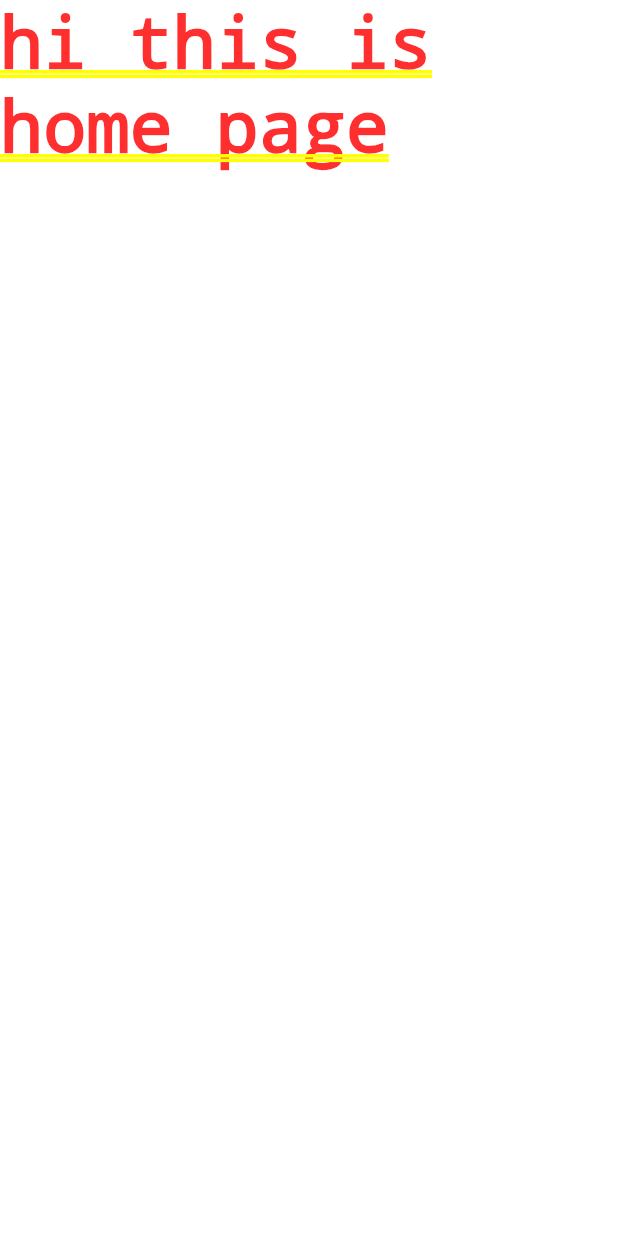
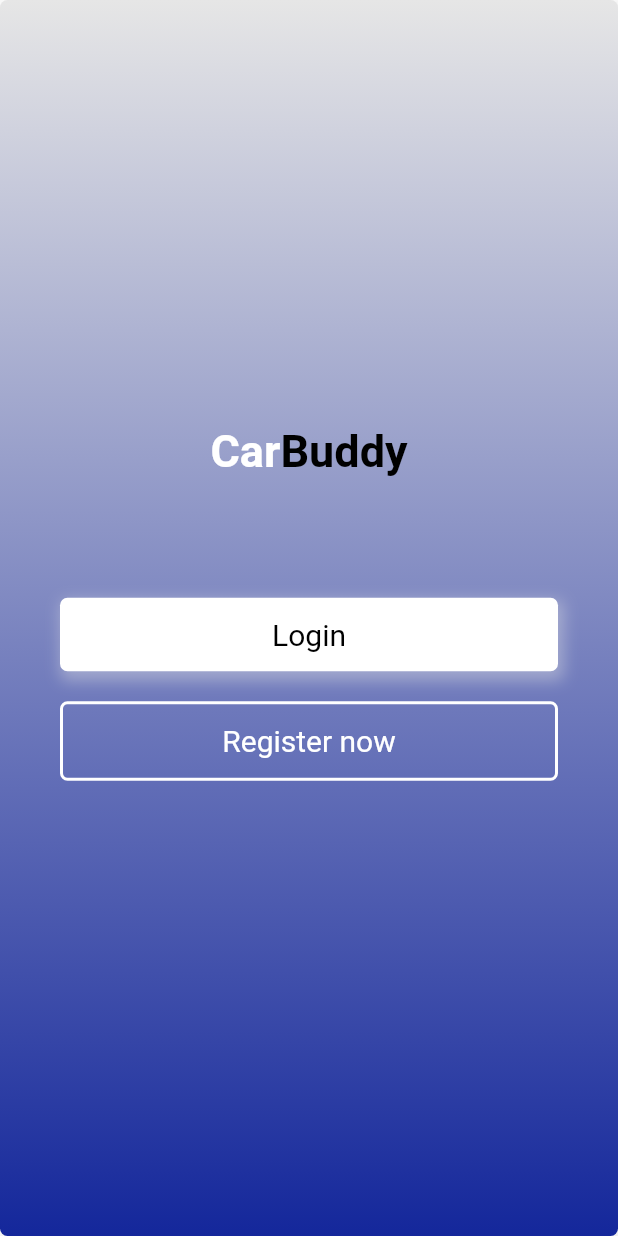
Before and after one commit to hammad-qayyum/carbuddyapp, a Flutter app: the screen it shows after launch, on a phone screen of 412 x 824 dp. Run offline on Flutter 3.47's test engine with Material 2 defaults, Android fonts, the phone set to English and light mode, and no system bars; our stand-ins replace animated_splash_screen, google_fonts.

Commit message:
Login screen, register screen and home frontend done

```diff
--- a/carbuddy/lib/main.dart
+++ b/carbuddy/lib/main.dart
@@ -1,6 +1,7 @@
 import 'package:animated_splash_screen/animated_splash_screen.dart';
-import 'package:carbuddy/screens/splashScreen/Home.dart';
-import 'package:carbuddy/screens/splashScreen/splashScreen.dart';
+import 'package:carbuddy/screens/Home/Home.dart';
+import 'package:carbuddy/screens/Login/login.dart';
+import 'package:carbuddy/screens/VehicleRegister/vehicleregister.dart';
 import 'package:flutter/material.dart';
 
 void main() {
@@ -12,6 +13,7 @@ class MyApp extends StatelessWidget {
   @override
   Widget build(BuildContext context) {
     return MaterialApp(
+      debugShowCheckedModeBanner: false,
       title: 'Flutter Demo',
       theme: ThemeData(
 
@@ -22,7 +24,7 @@ class MyApp extends StatelessWidget {
       // home: SplashScreen()
       home: AnimatedSplashScreen(splash: Image.asset('assets/images/carbuddy.png'),duration: 3000,
       splashTransition: SplashTransition.fadeTransition,
-      backgroundColor: Colors.blue,
+      backgroundColor: Colors.blueGrey,
       nextScreen: HomePage()),
     );
   }
--- /dev/null
+++ b/carbuddy/lib/screens/Home/Home.dart
@@ -0,0 +1,122 @@
+import 'package:carbuddy/screens/Login/login.dart';
+import 'package:carbuddy/screens/Register/Register.dart';
+import 'package:flutter/material.dart';
+import 'package:google_fonts/google_fonts.dart';
+
+class HomePage extends StatefulWidget {
+  const HomePage({ Key? key }) : super(key: key);
+
+  @override
+  State<HomePage> createState() => _HomePageState();
+}
+
+class _HomePageState extends State<HomePage> {
+
+
+  @override
+  Widget build(BuildContext context) {
+    return Scaffold(
+      body: SingleChildScrollView(
+        child: Container(
+          padding: EdgeInsets.symmetric(horizontal: 40),
+          height: MediaQuery.of(context).size.height,
+          decoration: BoxDecoration(
+            borderRadius: BorderRadius.all(Radius.circular(5)),
+            boxShadow: <BoxShadow>[
+              BoxShadow(
+                  color: Colors.grey.shade200,
+                  offset: Offset(2, 4),
+                  blurRadius: 5,
+                  spreadRadius: 2)
+            ],
+            gradient: LinearGradient(
+              begin: Alignment.topCenter,
+              end: Alignment.bottomCenter,
+              colors: [
+                Color(0xffE6E6E6),
+                Color(0xff14279B),
+              ],
+            ),
+          ),
+          child: Column(
+            crossAxisAlignment: CrossAxisAlignment.center,
+            mainAxisAlignment: MainAxisAlignment.center,
+            children: <Widget>[
+              RichText(
+                textAlign: TextAlign.center,
+                text: TextSpan(
+                  text: 'Car',
+                  style: GoogleFonts.portLligatSans(
+                    textStyle: Theme.of(context).textTheme.headline1,
+                    fontSize: 30,
+                    fontWeight: FontWeight.w700,
+                    color: Colors.white,
+                  ),
+                  children: [
+                    TextSpan(
+                      text: 'Buddy',
+                      style: TextStyle(color: Colors.black, fontSize: 30),
+                    ),
+                  ],
+                ),
+              ),
+              SizedBox(
+                height: 80,
+              ),
+              InkWell(
+                onTap: () {
+                  Navigator.push(
+                      context, MaterialPageRoute(builder: (context) => Login()));
+                },
+                child: Container(
+                  width: MediaQuery.of(context).size.width,
+                  padding: EdgeInsets.symmetric(vertical: 13),
+                  alignment: Alignment.center,
+                  decoration: BoxDecoration(
+                      borderRadius: BorderRadius.all(Radius.circular(5)),
+                      boxShadow: <BoxShadow>[
+                        BoxShadow(
+                            color: Color(0xffE6E6E6).withAlpha(100),
+                            offset: Offset(2, 4),
+                            blurRadius: 8,
+                            spreadRadius: 2)
+                      ],
+                      color: Colors.white),
+                  child: Text(
+                    'Login',
+                    style: TextStyle(fontSize: 20, color: Colors.black),
+                  ),
+                ),
+              ),
+              SizedBox(
+                height: 20,
+              ),
+              GestureDetector(
+                onTap: () {
+                  Navigator.push(
+                      context, MaterialPageRoute(builder: (context) => Register()));
+                },
+                child: Container(
+                  width: MediaQuery.of(context).size.width,
+                  padding: EdgeInsets.symmetric(vertical: 13),
+                  alignment: Alignment.center,
+                  decoration: BoxDecoration(
+                    borderRadius: BorderRadius.all(Radius.circular(5)),
+                    border: Border.all(color: Colors.white, width: 2),
+                  ),
+                  child: Text(
+                    'Register now',
+                    style: TextStyle(fontSize: 20, color: Colors.white),
+                  ),
+                ),
+              ),
+              SizedBox(
+                height: 20,
+              ),
+            ],
+          ),
+        ),
+      ),
+    );
+  }
+}
--- a/carbuddy/lib/screens/splashScreen/Home.dart
+++ /dev/null
@@ -1,12 +0,0 @@
-import 'package:flutter/material.dart';
-
-class HomePage extends StatelessWidget {
-  const HomePage({ Key? key }) : super(key: key);
-
-  @override
-  Widget build(BuildContext context) {
-    return Container(
-      child: Text('hi this is home page'),
-    );
-  }
-}
--- a/carbuddy/pubspec.yaml
+++ b/carbuddy/pubspec.yaml
@@ -42,6 +42,7 @@ dependencies:
   email_validator: ^1.0.6
   npreferences: ^3.0.0+1
   animated_splash_screen: ^1.1.0
+  google_fonts: ^1.1.2
 
 dev_dependencies:
   flutter_test:
```
Also changed, not shown: carbuddy/lib/screens/Login/login.dart (added, +233 -0 lines), carbuddy/lib/screens/Register/Register.dart (added, +275 -0 lines), carbuddy/lib/screens/VehicleRegister/vehicleregister.dart (added, +18 -0 lines), carbuddy/lib/screens/splashScreen/splashscreen.dart (deleted, +0 -38 lines), carbuddy/pubspec.lock.
